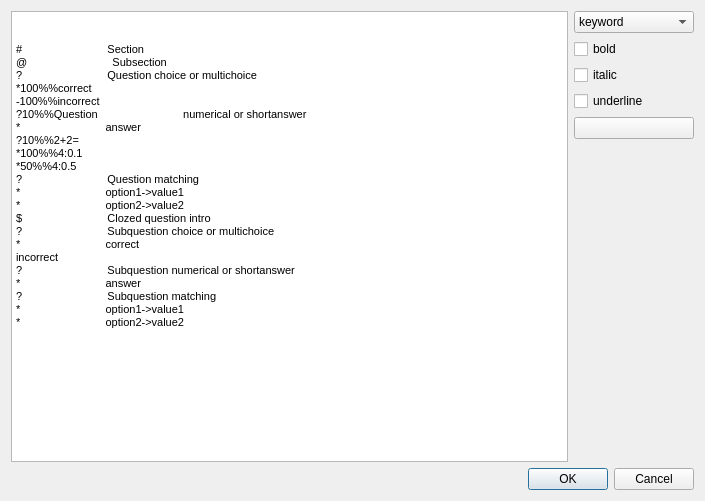
The window that highlighterdialog.ui (schmidtevgeny/moodle_question_import) describes before a commit, drawn with Qt 5.
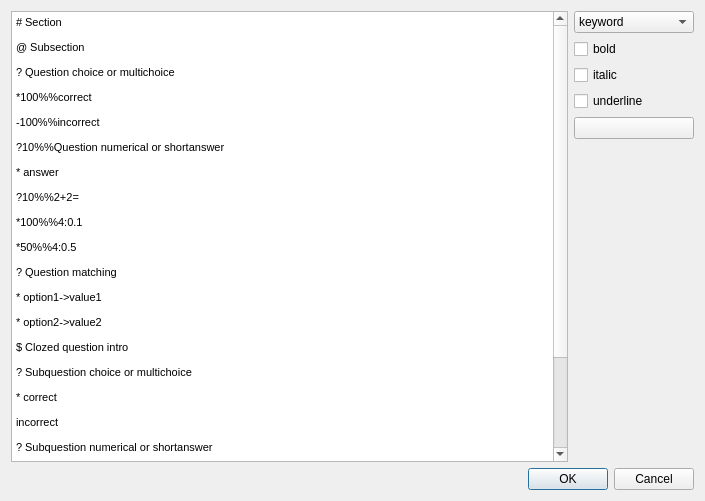
The same window after the commit.

The edit to the form file:
```diff
--- a/highlighterdialog.ui
+++ b/highlighterdialog.ui
@@ -103,75 +103,32 @@
                 <widget class="QTextEdit" name="plain">
                     <property name="html">
                         <string>&lt;!DOCTYPE HTML PUBLIC &quot;-//W3C//DTD HTML 4.0//EN&quot; &quot;http://www.w3.org/TR/REC-html40/strict.dtd&quot;&gt;
-                            &lt;html&gt;&lt;head&gt;&lt;meta name=&quot;qrichtext&quot; content=&quot;1&quot; /&gt;&lt;style
-                            type=&quot;text/css&quot;&gt;
-                            p, li { white-space: pre-wrap; }
-                            &lt;/style&gt;&lt;/head&gt;&lt;body style=&quot; font-family:'MS Shell Dlg 2';
-                            font-size:8.25pt; font-weight:400; font-style:normal;&quot;&gt;
-                            &lt;p style=&quot; margin-top:0px; margin-bottom:0px; margin-left:0px; margin-right:0px;
-                            -qt-block-indent:0; text-indent:0px;&quot;&gt;&lt;span style=&quot; font-size:8pt;&quot;&gt;#
-                            Section&lt;/span&gt;&lt;/p&gt;
-                            &lt;p style=&quot; margin-top:0px; margin-bottom:0px; margin-left:0px; margin-right:0px;
-                            -qt-block-indent:0; text-indent:0px;&quot;&gt;&lt;span style=&quot; font-size:8pt;&quot;&gt;@
-                            Subsection&lt;/span&gt;&lt;/p&gt;
-                            &lt;p style=&quot; margin-top:0px; margin-bottom:0px; margin-left:0px; margin-right:0px;
-                            -qt-block-indent:0; text-indent:0px;&quot;&gt;&lt;span style=&quot; font-size:8pt;&quot;&gt;?
-                            Question choice or multichoice&lt;/span&gt;&lt;/p&gt;
-                            &lt;p style=&quot; margin-top:0px; margin-bottom:0px; margin-left:0px; margin-right:0px;
-                            -qt-block-indent:0; text-indent:0px;&quot;&gt;&lt;span style=&quot; font-size:8pt;&quot;&gt;*100%%correct&lt;/span&gt;&lt;/p&gt;
-                            &lt;p style=&quot; margin-top:0px; margin-bottom:0px; margin-left:0px; margin-right:0px;
-                            -qt-block-indent:0; text-indent:0px;&quot;&gt;&lt;span style=&quot; font-size:8pt;&quot;&gt;-100%%incorrect&lt;/span&gt;&lt;/p&gt;
-                            &lt;p style=&quot; margin-top:0px; margin-bottom:0px; margin-left:0px; margin-right:0px;
-                            -qt-block-indent:0; text-indent:0px;&quot;&gt;&lt;span style=&quot; font-size:8pt;&quot;&gt;?10%%Question
-                            numerical or shortanswer&lt;/span&gt;&lt;/p&gt;
-                            &lt;p style=&quot; margin-top:0px; margin-bottom:0px; margin-left:0px; margin-right:0px;
-                            -qt-block-indent:0; text-indent:0px;&quot;&gt;&lt;span style=&quot; font-size:8pt;&quot;&gt;*
-                            answer&lt;/span&gt;&lt;/p&gt;
-                            &lt;p style=&quot; margin-top:0px; margin-bottom:0px; margin-left:0px; margin-right:0px;
-                            -qt-block-indent:0; text-indent:0px;&quot;&gt;&lt;span style=&quot; font-size:8pt;&quot;&gt;?10%%2+2=&lt;/span&gt;&lt;/p&gt;
-                            &lt;p style=&quot; margin-top:0px; margin-bottom:0px; margin-left:0px; margin-right:0px;
-                            -qt-block-indent:0; text-indent:0px;&quot;&gt;&lt;span style=&quot; font-size:8pt;&quot;&gt;*100%%4:0.1&lt;/span&gt;&lt;/p&gt;
-                            &lt;p style=&quot; margin-top:0px; margin-bottom:0px; margin-left:0px; margin-right:0px;
-                            -qt-block-indent:0; text-indent:0px;&quot;&gt;&lt;span style=&quot; font-size:8pt;&quot;&gt;*50%%4:0.5&lt;/span&gt;&lt;/p&gt;
-                            &lt;p style=&quot; margin-top:0px; margin-bottom:0px; margin-left:0px; margin-right:0px;
-                            -qt-block-indent:0; text-indent:0px;&quot;&gt;&lt;span style=&quot; font-size:8pt;&quot;&gt;?
-                            Question matching&lt;/span&gt;&lt;/p&gt;
-                            &lt;p style=&quot; margin-top:0px; margin-bottom:0px; margin-left:0px; margin-right:0px;
-                            -qt-block-indent:0; text-indent:0px;&quot;&gt;&lt;span style=&quot; font-size:8pt;&quot;&gt;*
-                            option1-&amp;gt;value1&lt;/span&gt;&lt;/p&gt;
-                            &lt;p style=&quot; margin-top:0px; margin-bottom:0px; margin-left:0px; margin-right:0px;
-                            -qt-block-indent:0; text-indent:0px;&quot;&gt;&lt;span style=&quot; font-size:8pt;&quot;&gt;*
-                            option2-&amp;gt;value2&lt;/span&gt;&lt;/p&gt;
-                            &lt;p style=&quot; margin-top:0px; margin-bottom:0px; margin-left:0px; margin-right:0px;
-                            -qt-block-indent:0; text-indent:0px;&quot;&gt;&lt;span style=&quot; font-size:8pt;&quot;&gt;$
-                            Clozed question intro&lt;/span&gt;&lt;/p&gt;
-                            &lt;p style=&quot; margin-top:0px; margin-bottom:0px; margin-left:0px; margin-right:0px;
-                            -qt-block-indent:0; text-indent:0px;&quot;&gt;&lt;span style=&quot; font-size:8pt;&quot;&gt;?
-                            Subquestion choice or multichoice&lt;/span&gt;&lt;/p&gt;
-                            &lt;p style=&quot; margin-top:0px; margin-bottom:0px; margin-left:0px; margin-right:0px;
-                            -qt-block-indent:0; text-indent:0px;&quot;&gt;&lt;span style=&quot; font-size:8pt;&quot;&gt;*
-                            correct&lt;/span&gt;&lt;/p&gt;
-                            &lt;p style=&quot; margin-top:0px; margin-bottom:0px; margin-left:0px; margin-right:0px;
-                            -qt-block-indent:0; text-indent:0px;&quot;&gt;&lt;span style=&quot; font-size:8pt;&quot;&gt;incorrect&lt;/span&gt;&lt;/p&gt;
-                            &lt;p style=&quot; margin-top:0px; margin-bottom:0px; margin-left:0px; margin-right:0px;
-                            -qt-block-indent:0; text-indent:0px;&quot;&gt;&lt;span style=&quot; font-size:8pt;&quot;&gt;?
-                            Subquestion numerical or shortanswer&lt;/span&gt;&lt;/p&gt;
-                            &lt;p style=&quot; margin-top:0px; margin-bottom:0px; margin-left:0px; margin-right:0px;
-                            -qt-block-indent:0; text-indent:0px;&quot;&gt;&lt;span style=&quot; font-size:8pt;&quot;&gt;*
-                            answer&lt;/span&gt;&lt;/p&gt;
-                            &lt;p style=&quot; margin-top:0px; margin-bottom:0px; margin-left:0px; margin-right:0px;
-                            -qt-block-indent:0; text-indent:0px;&quot;&gt;&lt;span style=&quot; font-size:8pt;&quot;&gt;?
-                            Subquestion matching&lt;/span&gt;&lt;/p&gt;
-                            &lt;p style=&quot; margin-top:0px; margin-bottom:0px; margin-left:0px; margin-right:0px;
-                            -qt-block-indent:0; text-indent:0px;&quot;&gt;&lt;span style=&quot; font-size:8pt;&quot;&gt;*
-                            option1-&amp;gt;value1&lt;/span&gt;&lt;/p&gt;
-                            &lt;p style=&quot; margin-top:0px; margin-bottom:0px; margin-left:0px; margin-right:0px;
-                            -qt-block-indent:0; text-indent:0px;&quot;&gt;&lt;span style=&quot; font-size:8pt;&quot;&gt;*
-                            option2-&amp;gt;value2&lt;/span&gt;&lt;/p&gt;
-                            &lt;p style=&quot;-qt-paragraph-type:empty; margin-top:0px; margin-bottom:0px;
-                            margin-left:0px; margin-right:0px; -qt-block-indent:0; text-indent:0px; font-size:8pt;&quot;&gt;&lt;br
-                            /&gt;&lt;/p&gt;&lt;/body&gt;&lt;/html&gt;
-                        </string>
+&lt;html&gt;&lt;head&gt;&lt;meta name=&quot;qrichtext&quot; content=&quot;1&quot; /&gt;&lt;style type=&quot;text/css&quot;&gt;
+p, li { white-space: pre-wrap; }
+&lt;/style&gt;&lt;/head&gt;&lt;body style=&quot; font-family:'MS Shell Dlg 2'; font-size:8.25pt; font-weight:400; font-style:normal;&quot;&gt;
+&lt;p style=&quot; margin-top:12px; margin-bottom:12px; margin-left:0px; margin-right:0px; -qt-block-indent:0; text-indent:0px;&quot;&gt;&lt;span style=&quot; font-size:8pt;&quot;&gt;# Section&lt;/span&gt;&lt;/p&gt;
+&lt;p style=&quot; margin-top:12px; margin-bottom:12px; margin-left:0px; margin-right:0px; -qt-block-indent:0; text-indent:0px;&quot;&gt;&lt;span style=&quot; font-size:8pt;&quot;&gt;@ Subsection&lt;/span&gt;&lt;/p&gt;
+&lt;p style=&quot; margin-top:12px; margin-bottom:12px; margin-left:0px; margin-right:0px; -qt-block-indent:0; text-indent:0px;&quot;&gt;&lt;span style=&quot; font-size:8pt;&quot;&gt;? Question choice or multichoice&lt;/span&gt;&lt;/p&gt;
+&lt;p style=&quot; margin-top:12px; margin-bottom:12px; margin-left:0px; margin-right:0px; -qt-block-indent:0; text-indent:0px;&quot;&gt;&lt;span style=&quot; font-size:8pt;&quot;&gt;*100%%correct&lt;/span&gt;&lt;/p&gt;
+&lt;p style=&quot; margin-top:12px; margin-bottom:12px; margin-left:0px; margin-right:0px; -qt-block-indent:0; text-indent:0px;&quot;&gt;&lt;span style=&quot; font-size:8pt;&quot;&gt;-100%%incorrect&lt;/span&gt;&lt;/p&gt;
+&lt;p style=&quot; margin-top:12px; margin-bottom:12px; margin-left:0px; margin-right:0px; -qt-block-indent:0; text-indent:0px;&quot;&gt;&lt;span style=&quot; font-size:8pt;&quot;&gt;?10%%Question numerical or shortanswer&lt;/span&gt;&lt;/p&gt;
+&lt;p style=&quot; margin-top:12px; margin-bottom:12px; margin-left:0px; margin-right:0px; -qt-block-indent:0; text-indent:0px;&quot;&gt;&lt;span style=&quot; font-size:8pt;&quot;&gt;* answer&lt;/span&gt;&lt;/p&gt;
+&lt;p style=&quot; margin-top:12px; margin-bottom:12px; margin-left:0px; margin-right:0px; -qt-block-indent:0; text-indent:0px;&quot;&gt;&lt;span style=&quot; font-size:8pt;&quot;&gt;?10%%2+2=&lt;/span&gt;&lt;/p&gt;
+&lt;p style=&quot; margin-top:12px; margin-bottom:12px; margin-left:0px; margin-right:0px; -qt-block-indent:0; text-indent:0px;&quot;&gt;&lt;span style=&quot; font-size:8pt;&quot;&gt;*100%%4:0.1&lt;/span&gt;&lt;/p&gt;
+&lt;p style=&quot; margin-top:12px; margin-bottom:12px; margin-left:0px; margin-right:0px; -qt-block-indent:0; text-indent:0px;&quot;&gt;&lt;span style=&quot; font-size:8pt;&quot;&gt;*50%%4:0.5&lt;/span&gt;&lt;/p&gt;
+&lt;p style=&quot; margin-top:12px; margin-bottom:12px; margin-left:0px; margin-right:0px; -qt-block-indent:0; text-indent:0px;&quot;&gt;&lt;span style=&quot; font-size:8pt;&quot;&gt;? Question matching&lt;/span&gt;&lt;/p&gt;
+&lt;p style=&quot; margin-top:12px; margin-bottom:12px; margin-left:0px; margin-right:0px; -qt-block-indent:0; text-indent:0px;&quot;&gt;&lt;span style=&quot; font-size:8pt;&quot;&gt;* option1-&amp;gt;value1&lt;/span&gt;&lt;/p&gt;
+&lt;p style=&quot; margin-top:12px; margin-bottom:12px; margin-left:0px; margin-right:0px; -qt-block-indent:0; text-indent:0px;&quot;&gt;&lt;span style=&quot; font-size:8pt;&quot;&gt;* option2-&amp;gt;value2&lt;/span&gt;&lt;/p&gt;
+&lt;p style=&quot; margin-top:12px; margin-bottom:12px; margin-left:0px; margin-right:0px; -qt-block-indent:0; text-indent:0px;&quot;&gt;&lt;span style=&quot; font-size:8pt;&quot;&gt;$ Clozed question intro&lt;/span&gt;&lt;/p&gt;
+&lt;p style=&quot; margin-top:12px; margin-bottom:12px; margin-left:0px; margin-right:0px; -qt-block-indent:0; text-indent:0px;&quot;&gt;&lt;span style=&quot; font-size:8pt;&quot;&gt;? Subquestion choice or multichoice&lt;/span&gt;&lt;/p&gt;
+&lt;p style=&quot; margin-top:12px; margin-bottom:12px; margin-left:0px; margin-right:0px; -qt-block-indent:0; text-indent:0px;&quot;&gt;&lt;span style=&quot; font-size:8pt;&quot;&gt;* correct&lt;/span&gt;&lt;/p&gt;
+&lt;p style=&quot; margin-top:12px; margin-bottom:12px; margin-left:0px; margin-right:0px; -qt-block-indent:0; text-indent:0px;&quot;&gt;&lt;span style=&quot; font-size:8pt;&quot;&gt;incorrect&lt;/span&gt;&lt;/p&gt;
+&lt;p style=&quot; margin-top:12px; margin-bottom:12px; margin-left:0px; margin-right:0px; -qt-block-indent:0; text-indent:0px;&quot;&gt;&lt;span style=&quot; font-size:8pt;&quot;&gt;? Subquestion numerical or shortanswer&lt;/span&gt;&lt;/p&gt;
+&lt;p style=&quot; margin-top:12px; margin-bottom:12px; margin-left:0px; margin-right:0px; -qt-block-indent:0; text-indent:0px;&quot;&gt;&lt;span style=&quot; font-size:8pt;&quot;&gt;* answer&lt;/span&gt;&lt;/p&gt;
+&lt;p style=&quot; margin-top:12px; margin-bottom:12px; margin-left:0px; margin-right:0px; -qt-block-indent:0; text-indent:0px;&quot;&gt;&lt;span style=&quot; font-size:8pt;&quot;&gt;? Subquestion matching&lt;/span&gt;&lt;/p&gt;
+&lt;p style=&quot; margin-top:12px; margin-bottom:12px; margin-left:0px; margin-right:0px; -qt-block-indent:0; text-indent:0px;&quot;&gt;&lt;span style=&quot; font-size:8pt;&quot;&gt;* option1-&amp;gt;value1&lt;/span&gt;&lt;/p&gt;
+&lt;p style=&quot; margin-top:12px; margin-bottom:12px; margin-left:0px; margin-right:0px; -qt-block-indent:0; text-indent:0px;&quot;&gt;&lt;span style=&quot; font-size:8pt;&quot;&gt;* option2-&amp;gt;value2&lt;/span&gt;&lt;/p&gt;
+&lt;p style=&quot;-qt-paragraph-type:empty; margin-top:0px; margin-bottom:0px; margin-left:0px; margin-right:0px; -qt-block-indent:0; text-indent:0px; font-size:8pt;&quot;&gt;&lt;br /&gt;&lt;/p&gt;&lt;/body&gt;&lt;/html&gt;</string>
                     </property>
                 </widget>
             </item>
```
Lines whose indentation alone changed are shown as unchanged.
